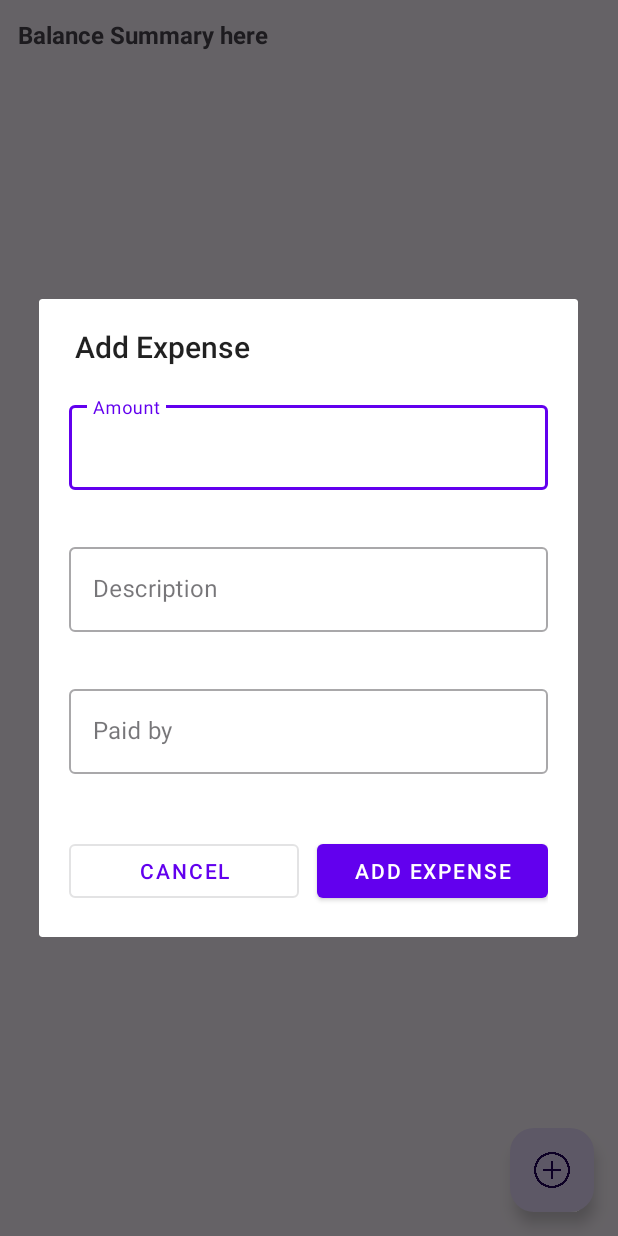
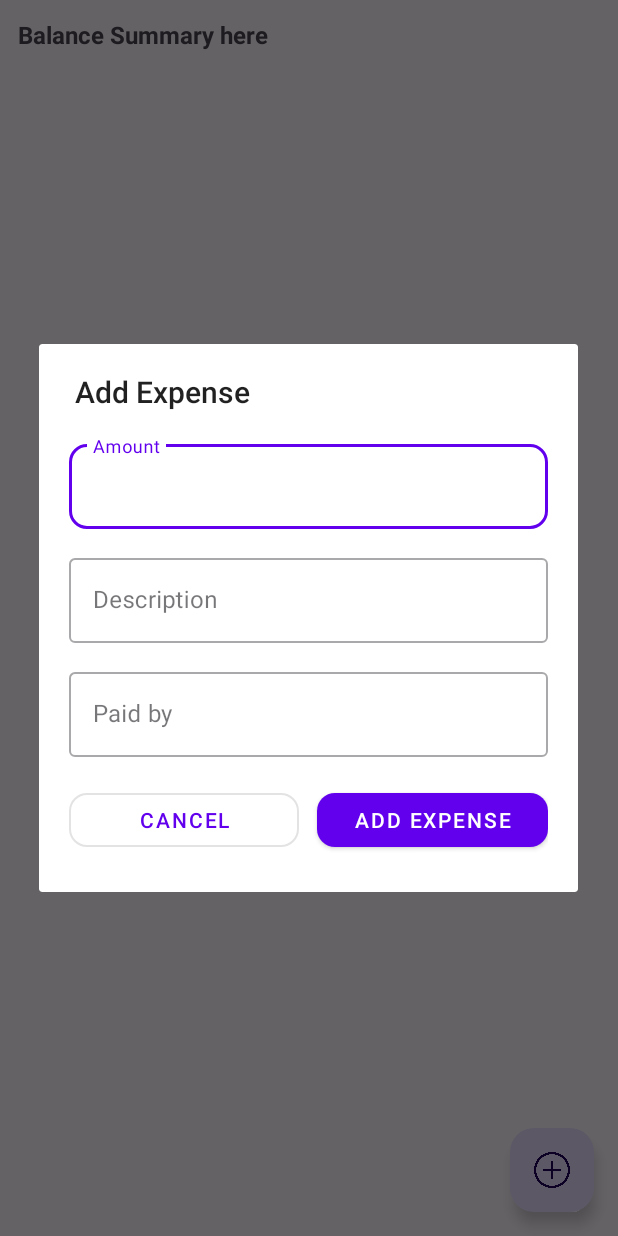
Before and after one commit to Abhishekpandey4287/BillBro, an Android app: the MainActivity screen opened directly, with no data from a screen before it, after a tap on an icon or button, on a phone screen of 412 x 824 dp. Run offline under Robolectric (Android 15) with nearby library versions, the phone set to English and light mode, and no system bars; our stand-ins replace Dagger/Hilt's generated code, Firebase (no records; nobody signed in at launch, a user with empty details on screens opened directly).

Commit message:
partially added split between feature

```diff
--- a/app/src/main/java/com/example/billbro/data/database/AppDatabase.kt
+++ b/app/src/main/java/com/example/billbro/data/database/AppDatabase.kt
@@ -3,6 +3,7 @@ import android.content.Context
 import androidx.room.Database
 import androidx.room.Room
 import androidx.room.RoomDatabase
+import androidx.room.TypeConverters
 import com.example.billbro.data.dto.ExpenseDao
 import com.example.billbro.data.dto.GroupDao
 import com.example.billbro.data.dto.GroupMemberDao
@@ -22,6 +23,7 @@ import com.example.billbro.data.entity.*
     version = 1,
     exportSchema = false
 )
+@TypeConverters(Converters::class)
 abstract class AppDatabase : RoomDatabase() {
     abstract fun expenseDao(): ExpenseDao
     abstract fun splitDao(): SplitDao
--- a/app/src/main/java/com/example/billbro/data/dto/SplitDao.kt
+++ b/app/src/main/java/com/example/billbro/data/dto/SplitDao.kt
@@ -5,6 +5,7 @@ import androidx.room.*
 import com.example.billbro.data.entity.BalanceResult
 import com.example.billbro.data.entity.SplitEntity
 import com.example.billbro.data.entity.UserBalance
+import kotlinx.coroutines.flow.Flow
 
 @Dao
 interface SplitDao {
@@ -46,6 +47,15 @@ interface SplitDao {
     """)
     suspend fun getUserBalanceInGroup(groupId: String, userId: String): BalanceResult?
 
+    @Query("""
+    SELECT s.userId, SUM(s.balance) as total
+    FROM splits s
+    JOIN expenses e ON s.expenseId = e.expenseId
+    WHERE e.groupId = :groupId
+    GROUP BY s.userId
+""")
+    fun getGroupBalancesFlow(groupId: String): Flow<List<UserBalance>>
+
     @Query("DELETE FROM splits WHERE expenseId = :expenseId")
     suspend fun deleteSplitsForExpense(expenseId: String)
 }
--- a/app/src/main/java/com/example/billbro/screens/activity/MainActivity.kt
+++ b/app/src/main/java/com/example/billbro/screens/activity/MainActivity.kt
@@ -52,12 +52,6 @@ class MainActivity : AppCompatActivity() {
 
         viewModel.loadBalance(currentGroupId, currentUserId)
         viewModel.loadExpenses(currentGroupId)
-
-        binding.btnAdd.setOnClickListener {
-            AddExpenseDialogFragment
-                .newInstance(currentGroupId)
-                .show(supportFragmentManager, "add_expense")
-        }
     }
 
     private fun setupRecyclerView() {
@@ -218,7 +212,12 @@ class MainActivity : AppCompatActivity() {
     }
 
     private fun showAddExpenseDialog() {
-        AddExpenseDialogFragment.newInstance(currentGroupId)
+        val uniqueNames = viewModel.expenses.value
+            .map { it.paidBy }
+            .distinct()
+            .sorted()
+
+        AddExpenseDialogFragment.newInstance(currentGroupId, uniqueNames)
             .show(supportFragmentManager, "add_expense")
     }
 
--- a/app/src/main/java/com/example/billbro/screens/adapter/GroupAdapter.kt
+++ b/app/src/main/java/com/example/billbro/screens/adapter/GroupAdapter.kt
@@ -20,9 +20,6 @@ class GroupAdapter(
 
         fun bind(group: GroupEntity) {
             binding.tvGroupName.text = group.groupName
-
-//            val summary =
-//                com.example.billbro.utils.GroupSummaryStore.get(group.groupId)
 
             binding.tvBalanceSummary.text =
                 summaries[group.groupId] ?: "You are settled up"
--- a/app/src/main/res/layout/dialog_add_expense.xml
+++ b/app/src/main/res/layout/dialog_add_expense.xml
@@ -9,7 +9,10 @@
         android:layout_width="match_parent"
         android:layout_height="wrap_content"
         android:orientation="vertical"
-        android:padding="20dp">
+        android:paddingStart="20dp"
+        android:paddingEnd="20dp"
+        android:paddingTop="16dp"
+        android:paddingBottom="24dp">
 
         <!-- Amount -->
         <com.google.android.material.textfield.TextInputLayout
@@ -18,14 +21,18 @@
             android:layout_width="match_parent"
             android:layout_height="wrap_content"
             android:hint="Amount"
-            android:layout_marginBottom="12dp"
-            app:errorEnabled="true">
+            app:boxCornerRadiusTopStart="12dp"
+            app:boxCornerRadiusTopEnd="12dp"
+            app:boxCornerRadiusBottomStart="12dp"
+            app:boxCornerRadiusBottomEnd="12dp"
+            android:layout_marginBottom="14dp">
 
             <com.google.android.material.textfield.TextInputEditText
                 android:id="@+id/etAmount"
                 android:layout_width="match_parent"
                 android:layout_height="wrap_content"
                 android:inputType="numberDecimal"
+                android:textSize="16sp"
                 android:imeOptions="actionNext" />
         </com.google.android.material.textfield.TextInputLayout>
 
@@ -36,13 +43,13 @@
             android:layout_width="match_parent"
             android:layout_height="wrap_content"
             android:hint="Description"
-            android:layout_marginBottom="12dp"
-            app:errorEnabled="true">
+            android:layout_marginBottom="14dp">
 
             <com.google.android.material.textfield.TextInputEditText
                 android:id="@+id/etDescription"
                 android:layout_width="match_parent"
                 android:layout_height="wrap_content"
+                android:textSize="16sp"
                 android:imeOptions="actionNext" />
         </com.google.android.material.textfield.TextInputLayout>
 
@@ -53,14 +60,32 @@
             android:layout_width="match_parent"
             android:layout_height="wrap_content"
             android:hint="Paid by"
-            android:layout_marginBottom="20dp"
-            app:errorEnabled="true">
+            android:layout_marginBottom="18dp">
 
             <com.google.android.material.textfield.TextInputEditText
                 android:id="@+id/etPaidBy"
                 android:layout_width="match_parent"
                 android:layout_height="wrap_content"
-                android:imeOptions="actionDone" />
+                android:textSize="16sp"
+                android:imeOptions="actionNext" />
+        </com.google.android.material.textfield.TextInputLayout>
+
+        <com.google.android.material.textfield.TextInputLayout
+            android:id="@+id/tilSplitBetween"
+            style="@style/Widget.MaterialComponents.TextInputLayout.OutlinedBox"
+            android:layout_width="match_parent"
+            android:layout_height="wrap_content"
+            android:hint="Split between"
+            android:layout_marginBottom="24dp">
+
+            <com.google.android.material.textfield.TextInputEditText
+                android:id="@+id/etSplitBetween"
+                android:layout_width="match_parent"
+                android:layout_height="wrap_content"
+                android:focusable="false"
+                android:clickable="true"
+                android:drawableEnd="@drawable/ic_dropdown_small"
+                android:inputType="none" />
         </com.google.android.material.textfield.TextInputLayout>
 
         <!-- Buttons -->
@@ -73,18 +98,20 @@
                 android:id="@+id/btnCancel"
                 style="@style/Widget.MaterialComponents.Button.OutlinedButton"
                 android:layout_width="0dp"
-                android:layout_height="wrap_content"
+                android:layout_height="48dp"
                 android:layout_weight="1"
-                android:text="Cancel" />
+                android:text="Cancel"
+                app:cornerRadius="12dp" />
 
             <com.google.android.material.button.MaterialButton
                 android:id="@+id/btnSave"
                 style="@style/Widget.MaterialComponents.Button"
                 android:layout_width="0dp"
-                android:layout_height="wrap_content"
+                android:layout_height="48dp"
                 android:layout_weight="1"
                 android:layout_marginStart="12dp"
-                android:text="Add Expense" />
+                android:text="Add Expense"
+                app:cornerRadius="12dp" />
         </LinearLayout>
 
     </LinearLayout>
```
Also changed, not shown: app/src/main/java/com/example/billbro/data/entity/ExpenseEntity.kt (+3 -18 lines), app/src/main/java/com/example/billbro/data/repository/ExpenseRepository.kt (+12 -4 lines), app/src/main/java/com/example/billbro/screens/dialog/AddExpenseDialogFragment.kt (+84 -2 lines), app/src/main/java/com/example/billbro/utils/SplitCalculator.kt (+61 -0 lines), app/src/main/java/com/example/billbro/viewmodel/ExpenseViewModel.kt (+8 -2 lines).
